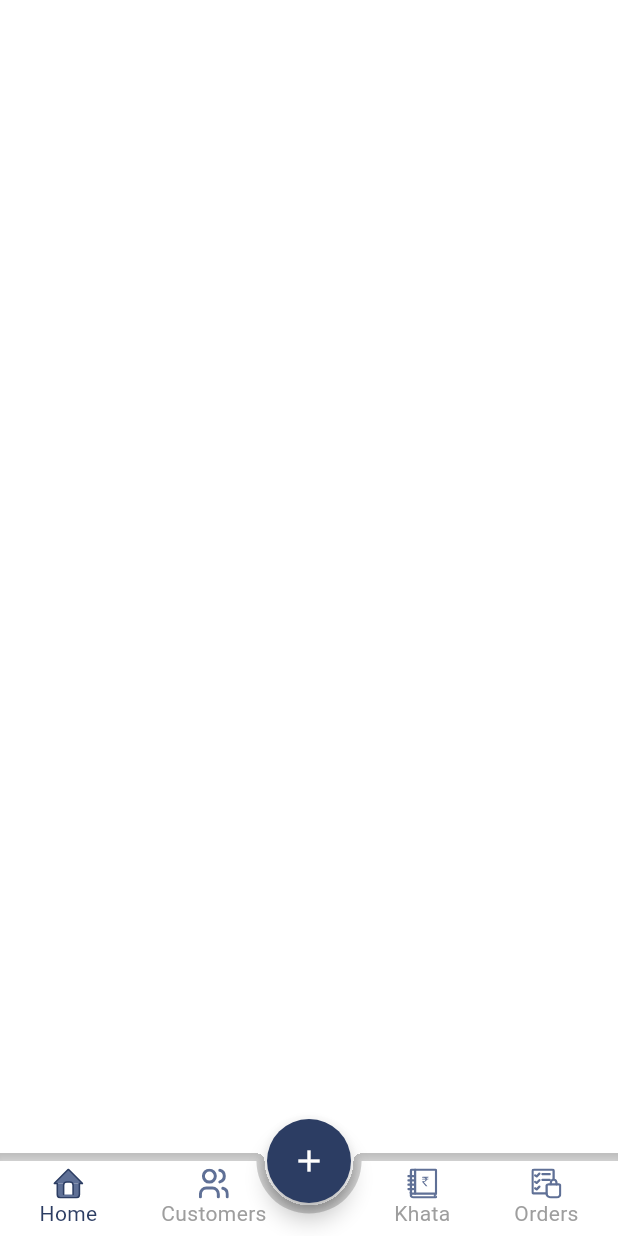
After one commit to ansilmirfan/mypcot, a Flutter app: the screen it shows after launch, on a phone screen of 412 x 824 dp. The commit adds this screen. Run offline on Flutter 3.47's test engine with Material 3 defaults, Android fonts, the phone set to English and light mode, and no system bars; our stand-ins replace flutter_svg.

Commit message:
feat: added Home page

```diff
--- a/lib/presentation/screens/bottom_nav_bar.dart
+++ b/lib/presentation/screens/bottom_nav_bar.dart
@@ -1,6 +1,7 @@
 import 'package:flutter/material.dart';
 
 import 'package:mypcot/presentation/other/center_docked_container.dart';
+import 'package:mypcot/presentation/screens/home.dart';
 import 'package:mypcot/presentation/widgets/bottom_nav_item.dart';
 
 class BottomNavBar extends StatefulWidget {
@@ -20,7 +21,7 @@ List<String> paths = [
 List<String> labels = ['Home', 'Customers', '', 'Khata', 'Orders'];
 int selectedIndex = 0;
 List<Widget> body = [
-  Container(),
+  Home(),
   Container(),
   Container(),
   Container(),
--- /dev/null
+++ b/lib/presentation/screens/home.dart
@@ -0,0 +1,10 @@
+import 'package:flutter/material.dart';
+
+class Home extends StatelessWidget {
+  const Home({super.key});
+
+  @override
+  Widget build(BuildContext context) {
+    return Scaffold();
+  }
+}
```
